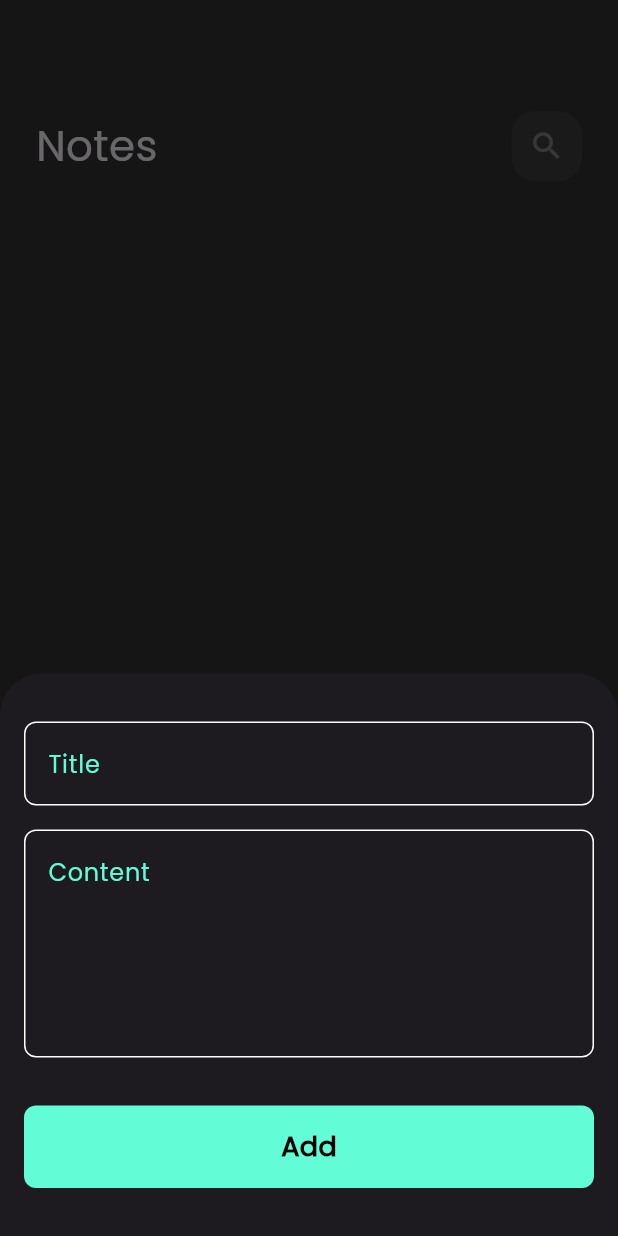
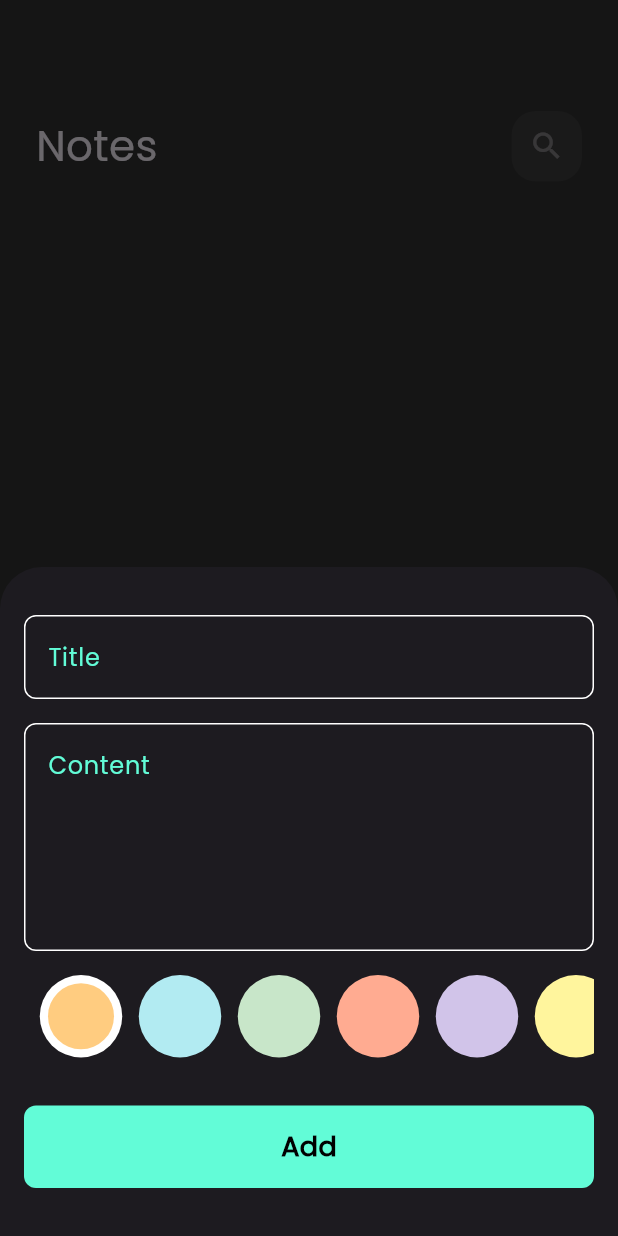
Before and after one commit to mohamedamged22/notes_app, a Flutter app: the screen it shows after launch, after a tap on the "add" icon, on a phone screen of 412 x 824 dp. Run offline on Flutter 3.47's test engine with Material 3 defaults, Android fonts, the phone set to English and light mode, and no system bars; our stand-ins replace bloc, flutter_bloc, font_awesome_flutter, hive, hive_flutter; accounts and stored records are empty.

Commit message:
create colors list view

```diff
--- /dev/null
+++ b/devtools_options.yaml
@@ -0,0 +1,3 @@
+description: This file stores settings for Dart & Flutter DevTools.
+documentation: https://docs.flutter.dev/tools/devtools/extensions#configure-extension-enablement-states
+extensions:
--- a/lib/main.dart
+++ b/lib/main.dart
@@ -1,7 +1,6 @@
 import 'package:flutter/material.dart';
 import 'package:hive_flutter/hive_flutter.dart';
 import 'package:notes_app/constants.dart';
-import 'package:notes_app/cubits/add_note_cubit/add_note_cubit.dart';
 import 'package:notes_app/cubits/notes_cubit/notes_cubit.dart';
 import 'package:notes_app/model/note_model.dart';
 import 'package:notes_app/simple_bloc_observer.dart';
--- a/lib/views/notes_view.dart
+++ b/lib/views/notes_view.dart
@@ -1,6 +1,4 @@
 import 'package:flutter/material.dart';
-import 'package:flutter_bloc/flutter_bloc.dart';
-import 'package:notes_app/cubits/notes_cubit/notes_cubit.dart';
 import 'package:notes_app/views/widgets/custom_model_sheet.dart';
 import 'package:notes_app/views/widgets/notes_view_body.dart';
 
--- a/lib/views/widgets/add_note_form.dart
+++ b/lib/views/widgets/add_note_form.dart
@@ -2,6 +2,7 @@ import 'package:flutter/material.dart';
 import 'package:flutter_bloc/flutter_bloc.dart';
 import 'package:notes_app/cubits/add_note_cubit/add_note_cubit.dart';
 import 'package:notes_app/model/note_model.dart';
+import 'package:notes_app/views/widgets/color_item.dart';
 import 'package:notes_app/views/widgets/custom_button.dart';
 import 'package:notes_app/views/widgets/custom_text_field.dart';
 
@@ -38,11 +39,13 @@ class _AddNoteFormState extends State<AddNoteForm> {
               subTitle = p0;
             },
           ),
+          SizedBox(height: 16),
+           ColorsItemList( ),
           SizedBox(height: 32),
           BlocBuilder<AddNoteCubit, AddNoteState>(
             builder: (context, state) {
               return CustomButton(
-                isLoading:  state is AddNoteLoading ? true : false,
+                isLoading: state is AddNoteLoading ? true : false,
                 onTap: () {
                   if (formKey.currentState!.validate()) {
                     formKey.currentState!.save();
--- /dev/null
+++ b/lib/views/widgets/color_item.dart
@@ -0,0 +1,70 @@
+import 'package:flutter/material.dart';
+
+class ColorsItemList extends StatefulWidget {
+  const ColorsItemList({super.key});
+
+  @override
+  State<ColorsItemList> createState() => _ColorsItemListState();
+}
+
+class _ColorsItemListState extends State<ColorsItemList> {
+  int currentIndex = 0;
+  final data = const [
+    Color(0xFFFFCC80),
+    Color(0xFFB2EBF2),
+    Color(0xFFC8E6C9),
+    Color(0xFFFFAB91),
+    Color(0xFFD1C4E9),
+    Color(0xFFFFF59D),
+    Color(0xFF80DEEA),
+    Color(0xFFA5D6A7),
+    Color(0xFFFFCDD2),
+    Color(0xFFCE93D8),
+  ];
+
+  @override
+  Widget build(BuildContext context) {
+    return SizedBox(
+      height: 55,
+      child: ListView.builder(
+        itemCount: 10,
+        scrollDirection: Axis.horizontal,
+        itemBuilder: (context, index) {
+          return Padding(
+            padding: const EdgeInsets.only(left: 10.0),
+            child: GestureDetector(
+              onTap: () {
+                currentIndex = index;
+                setState(() {
+
+                });
+              },
+              child: ColorItem(
+                data: data[index],
+                isChosen: currentIndex == index,
+              ),
+            ),
+          );
+        },
+      ),
+    );
+  }
+}
+
+class ColorItem extends StatelessWidget {
+  const ColorItem({super.key, required this.data, required this.isChosen});
+
+  final Color data;
+  final bool isChosen;
+
+  @override
+  Widget build(BuildContext context) {
+    return isChosen
+        ? CircleAvatar(
+          backgroundColor: Colors.white,
+          radius: 28,
+          child: CircleAvatar(radius: 22, backgroundColor: data),
+        )
+        : CircleAvatar(radius: 28, backgroundColor: data);
+  }
+}
--- a/lib/views/widgets/notes_list_view.dart
+++ b/lib/views/widgets/notes_list_view.dart
@@ -6,19 +6,6 @@ import 'package:notes_app/views/widgets/custom_note_item.dart';
 
 class CustomNotesListView extends StatelessWidget {
   const CustomNotesListView({super.key});
-
-  final data = const [
-    Color(0xFFFFCC80),
-    Color(0xFFB2EBF2),
-    Color(0xFFC8E6C9),
-    Color(0xFFFFAB91),
-    Color(0xFFD1C4E9),
-    Color(0xFFFFF59D),
-    Color(0xFF80DEEA),
-    Color(0xFFA5D6A7),
-    Color(0xFFFFCDD2),
-    Color(0xFFCE93D8),
-  ];
 
   @override
   Widget build(BuildContext context) {
```
